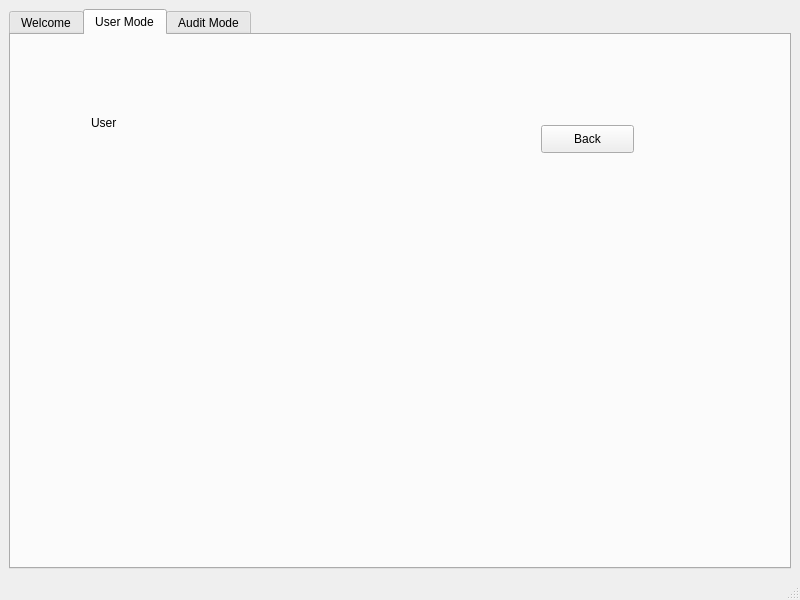
ENGaliyasser/J.A.K.Y.A., file front.ui: the form before one commit.
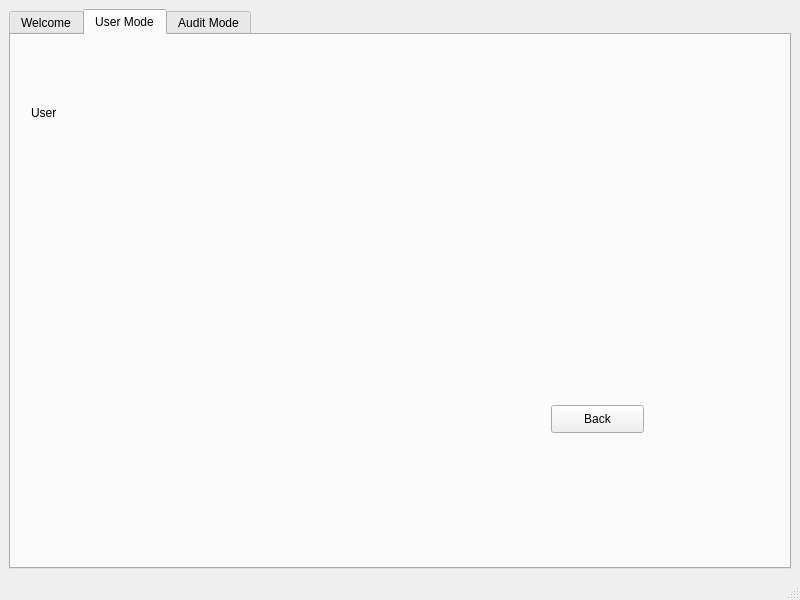
The form after the commit. The open tabs and pages were chosen to show the change. Icons and pictures are not drawn.

```diff
--- a/front.ui
+++ b/front.ui
@@ -77,8 +77,8 @@
        <widget class="QLabel" name="label_user">
         <property name="geometry">
          <rect>
-          <x>80</x>
-          <y>80</y>
+          <x>20</x>
+          <y>70</y>
           <width>55</width>
           <height>16</height>
          </rect>
@@ -90,8 +90,8 @@
        <widget class="QPushButton" name="back_btn_user">
         <property name="geometry">
          <rect>
-          <x>530</x>
-          <y>90</y>
+          <x>540</x>
+          <y>370</y>
           <width>93</width>
           <height>28</height>
          </rect>
@@ -100,6 +100,19 @@
          <string>Back</string>
         </property>
        </widget>
+       <widget class="QLabel" name="display_label">
+        <property name="geometry">
+         <rect>
+          <x>90</x>
+          <y>60</y>
+          <width>491</width>
+          <height>261</height>
+         </rect>
+        </property>
+        <property name="text">
+         <string/>
+        </property>
+       </widget>
       </widget>
       <widget class="QWidget" name="audit_tab">
        <attribute name="title">
```
Left out of the diff: 2 changed lines with no effect on the pictures.
